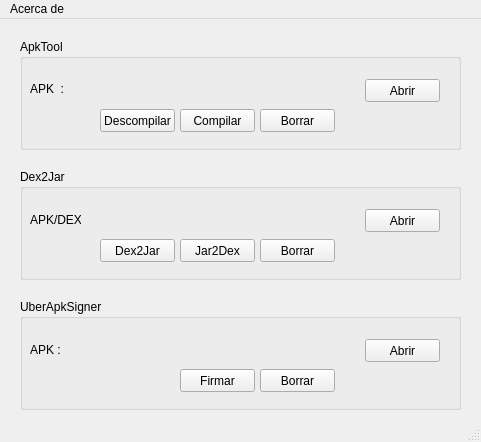
Qt form MenuToolAndroid.ui (abeljm/Tool-Kit-Android-Reverser) before a commit.
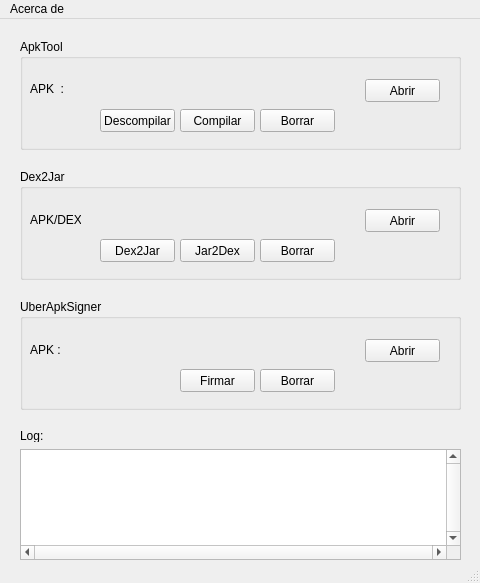
The same form after that commit.

```diff
--- a/MenuToolAndroid.ui
+++ b/MenuToolAndroid.ui
@@ -6,8 +6,8 @@
    <rect>
     <x>0</x>
     <y>0</y>
-    <width>481</width>
-    <height>442</height>
+    <width>480</width>
+    <height>583</height>
    </rect>
   </property>
   <property name="windowTitle">
@@ -238,13 +238,45 @@
      </property>
     </widget>
    </widget>
+   <widget class="QLabel" name="label_4">
+    <property name="geometry">
+     <rect>
+      <x>20</x>
+      <y>410</y>
+      <width>47</width>
+      <height>13</height>
+     </rect>
+    </property>
+    <property name="text">
+     <string>Log:</string>
+    </property>
+   </widget>
+   <widget class="QPlainTextEdit" name="editor">
+    <property name="geometry">
+     <rect>
+      <x>20</x>
+      <y>430</y>
+      <width>441</width>
+      <height>111</height>
+     </rect>
+    </property>
+    <property name="verticalScrollBarPolicy">
+     <enum>Qt::ScrollBarAlwaysOn</enum>
+    </property>
+    <property name="horizontalScrollBarPolicy">
+     <enum>Qt::ScrollBarAlwaysOn</enum>
+    </property>
+    <property name="sizeAdjustPolicy">
+     <enum>QAbstractScrollArea::AdjustToContents</enum>
+    </property>
+   </widget>
   </widget>
   <widget class="QMenuBar" name="menubar">
    <property name="geometry">
     <rect>
      <x>0</x>
      <y>0</y>
-     <width>481</width>
+     <width>480</width>
      <height>21</height>
     </rect>
    </property>
```
Left out of the diff: 2 changed lines with no effect on the pictures.
